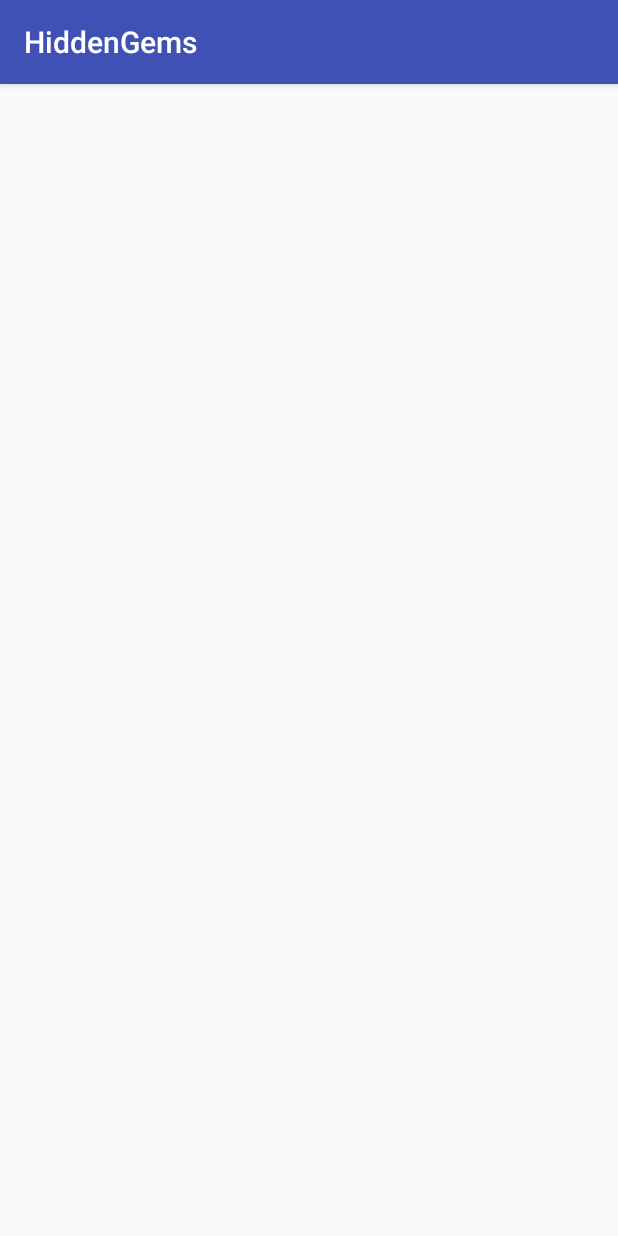
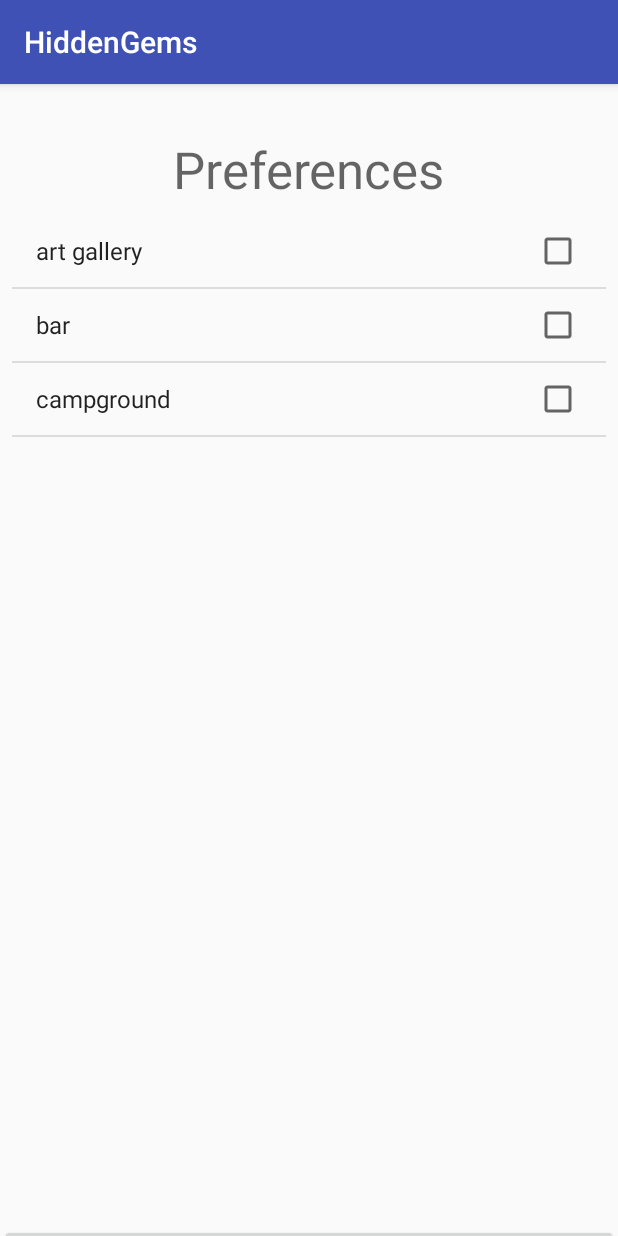
Before and after one commit to eanndale/HiddenGems, an Android app: the RouteActivity screen opened directly, with no data from a screen before it, on a phone screen of 412 x 824 dp. Run offline under Robolectric (Android 15) with nearby library versions, the phone set to English and light mode, and no system bars.

Commit message:
Put radius and budget info in intent, need to work on getting preference data and making the list clickable.

```diff
--- a/app/src/main/java/com/example/libby/hiddengems/RouteActivity.java
+++ b/app/src/main/java/com/example/libby/hiddengems/RouteActivity.java
@@ -2,6 +2,17 @@ package com.example.libby.hiddengems;
 
 import android.support.v7.app.AppCompatActivity;
 import android.os.Bundle;
+import android.util.Log;
+import android.util.SparseBooleanArray;
+import android.view.View;
+import android.widget.AdapterView;
+import android.widget.ArrayAdapter;
+import android.widget.Button;
+import android.widget.CheckedTextView;
+import android.widget.ListView;
+
+import java.util.ArrayList;
+import java.util.List;
 
 public class RouteActivity extends AppCompatActivity {
 
@@ -9,5 +20,38 @@ public class RouteActivity extends AppCompatActivity {
     protected void onCreate(Bundle savedInstanceState) {
         super.onCreate(savedInstanceState);
         setContentView(R.layout.activity_route);
+
+        //make an array of preferences with its index as its id
+        ArrayAdapter<String> adapter;
+
+        List<String> values = new ArrayList<String>(); // put values in this
+        values.add("art gallery");
+        values.add("bar");
+        values.add("campground");
+
+        adapter = new ArrayAdapter<String>(
+                this,
+                android.R.layout.simple_list_item_multiple_choice,
+                values);
+
+        ListView prefList = (ListView) findViewById(R.id.prefListView);
+        prefList.setChoiceMode(ListView.CHOICE_MODE_MULTIPLE);
+        prefList.setAdapter(adapter);
+
+        prefList.setOnItemClickListener(new AdapterView.OnItemClickListener() {
+            @Override
+            public void onItemClick(AdapterView<?> adapterView, View view, int position, long id) {
+                CheckedTextView checkedTextView = ((CheckedTextView)view);
+                checkedTextView.setChecked(!checkedTextView.isChecked());
+            }
+        });
+        Button go = (Button) findViewById(R.id.search_go_btn);
+        go.setOnClickListener(new View.OnClickListener() {
+            @Override
+            public void onClick(View view) {
+                //handle getting which preferences are clicked.
+            }
+        });
     }
+
 }
--- a/app/src/main/res/layout/activity_route.xml
+++ b/app/src/main/res/layout/activity_route.xml
@@ -5,5 +5,46 @@
     android:layout_width="match_parent"
     android:layout_height="match_parent"
     tools:context="com.example.libby.hiddengems.RouteActivity">
+    <!--<LinearLayout-->
+        <!--android:layout_width="fill_parent"-->
+        <!--android:layout_height="fill_parent"-->
+        <!--android:orientation="horizontal">-->
+        <!--<ListView-->
+            <!--android:layout_width="match_parent"-->
+            <!--android:layout_height="wrap_content"-->
+            <!--android:id="@+id/prefList" />-->
+    <!--</LinearLayout>-->
+
+    <TextView
+        android:id="@+id/textView4"
+        android:layout_width="wrap_content"
+        android:layout_height="wrap_content"
+        android:layout_marginBottom="8dp"
+        android:layout_marginTop="34dp"
+        android:text="Preferences"
+        android:textAppearance="@style/TextAppearance.AppCompat.Display1"
+        app:layout_constraintBottom_toTopOf="@+id/prefListView"
+        app:layout_constraintEnd_toEndOf="parent"
+        app:layout_constraintStart_toStartOf="parent"
+        app:layout_constraintTop_toTopOf="parent" />
+
+    <ListView
+        android:id="@+id/prefListView"
+        android:layout_width="0dp"
+        android:layout_height="0dp"
+        android:layout_marginBottom="8dp"
+        android:layout_marginEnd="8dp"
+        android:layout_marginStart="8dp"
+        android:focusable="false"
+        app:layout_constraintBottom_toBottomOf="parent"
+        app:layout_constraintEnd_toEndOf="parent"
+        app:layout_constraintStart_toStartOf="parent"
+        app:layout_constraintTop_toBottomOf="@+id/textView4"></ListView>
+<Button
+    android:layout_width="match_parent"
+    android:layout_height="wrap_content"
+    android:text="Go"
+    android:id="@+id/search_go_btn"
+    app:layout_constraintTop_toBottomOf="@id/prefListView"/>
 
 </android.support.constraint.ConstraintLayout>
```
Also changed, not shown: app/src/main/java/com/example/libby/hiddengems/MainActivity.java (+12 -5 lines), app/src/main/res/layout/activity_main.xml (+64 -60 lines).
